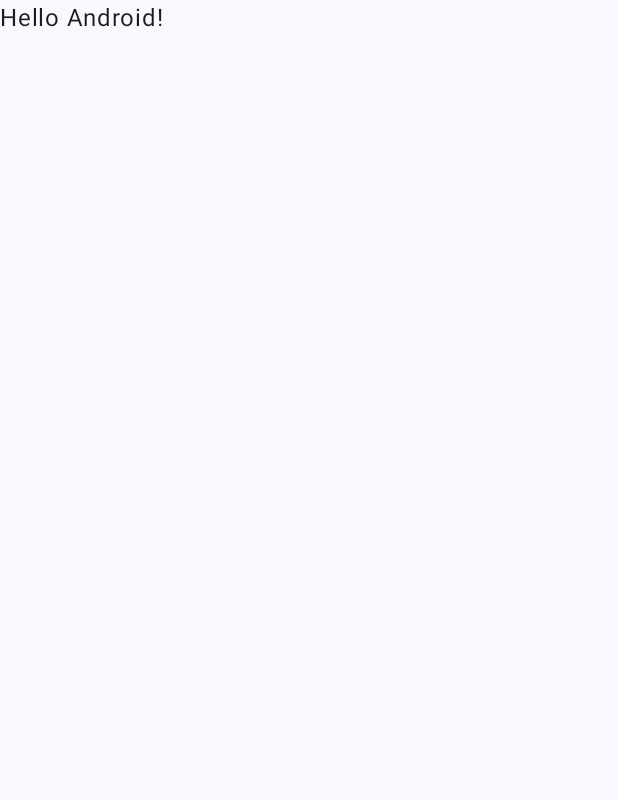
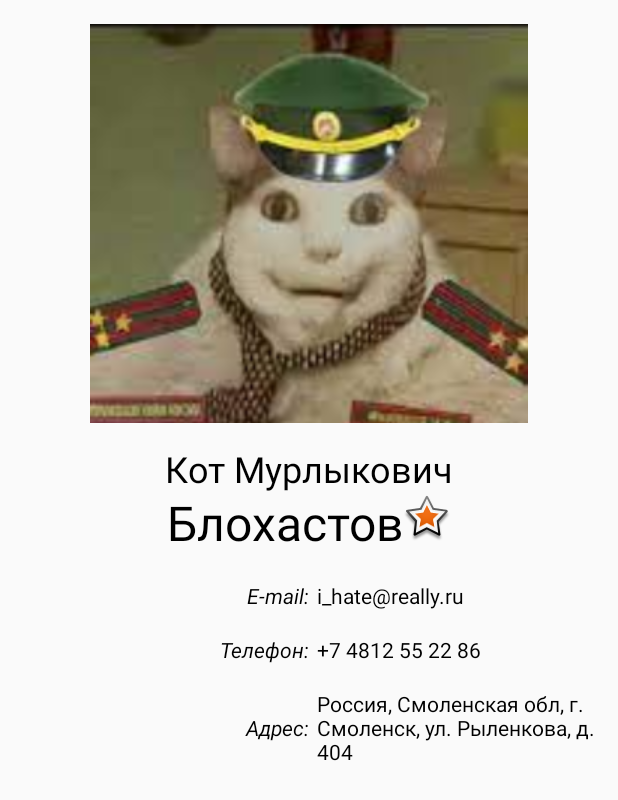
Before and after one commit to TRSV-egor/Practicum_Sprint_26, an Android app built with Jetpack Compose: the screen it shows after launch (MainActivity), on a phone screen of 412 x 824 dp. Before the commit the part shown is almost empty. Shown: the top 800 px of the screen. Run offline under Robolectric (Android 15) with nearby library versions, the phone set to English and light mode, and no system bars.

Commit message:
Спринт 26: 1. Функция ContactDetails реализовывает вёрстку, схожой с предоставленными образцами. 2. Функция предусматривает опциональность параметров, которые могут принимать значение null. Если нет отчества, показываются только имя и фамилия. Если нет картинки, отрисовывается серый круг с инициалами. Электронный адрес может отсутствовать. Избранный контакт отмечается звёздочкой. 3. Созданы две функции предпросмотра с разными обязательными и опциональными данными в соответствии с представленными образцами экрана. 4. Функция ContactDetails добавлена в активити.

```diff
--- /dev/null
+++ b/app/src/main/java/com/example/practicum_sprint_26/Contact.kt
@@ -0,0 +1,14 @@
+package com.example.practicum_sprint_26
+
+
+
+data class Contact(
+    val name: String, //Имя
+    val surname: String? = null, //Отчество
+    val familyName: String, //Фамилия
+    val imageRes: Int? = null,//Ресурс фотографии
+    val isFavorite: Boolean = false,//Признак избранного контакта
+    val phone: String, //Телефон
+    val address: String, //Адрес
+    val email: String? = null, //E-mail
+)
--- a/app/src/main/java/com/example/practicum_sprint_26/MainActivity.kt
+++ b/app/src/main/java/com/example/practicum_sprint_26/MainActivity.kt
@@ -4,44 +4,206 @@ import android.os.Bundle
 import androidx.activity.ComponentActivity
 import androidx.activity.compose.setContent
 import androidx.activity.enableEdgeToEdge
-import androidx.compose.foundation.layout.fillMaxSize
+import androidx.compose.foundation.Image
+import androidx.compose.foundation.layout.Arrangement
+import androidx.compose.foundation.layout.Box
+import androidx.compose.foundation.layout.Column
+import androidx.compose.foundation.layout.Row
+import androidx.compose.foundation.layout.fillMaxWidth
 import androidx.compose.foundation.layout.padding
-import androidx.compose.material3.Scaffold
+import androidx.compose.material3.Icon
+import androidx.compose.material3.MaterialTheme
 import androidx.compose.material3.Text
 import androidx.compose.runtime.Composable
+import androidx.compose.ui.Alignment
 import androidx.compose.ui.Modifier
+import androidx.compose.ui.graphics.Color
+import androidx.compose.ui.res.painterResource
+import androidx.compose.ui.res.stringResource
+import androidx.compose.ui.text.font.FontStyle
 import androidx.compose.ui.tooling.preview.Preview
-import com.example.practicum_sprint_26.ui.theme.Practicum_Sprint_26Theme
+import androidx.compose.ui.unit.dp
 
 class MainActivity : ComponentActivity() {
     override fun onCreate(savedInstanceState: Bundle?) {
         super.onCreate(savedInstanceState)
         enableEdgeToEdge()
         setContent {
-            Practicum_Sprint_26Theme {
-                Scaffold(modifier = Modifier.fillMaxSize()) { innerPadding ->
-                    Greeting(
-                        name = "Android",
-                        modifier = Modifier.padding(innerPadding)
-                    )
-                }
-            }
+            ContactDetailsFull()
         }
     }
 }
 
+fun getInitials(fn: String, ln: String): String {
+    return "${fn.take(1)}${ln.take(1)}"
+}
+
 @Composable
-fun Greeting(name: String, modifier: Modifier = Modifier) {
-    Text(
-        text = "Hello $name!",
-        modifier = modifier
+fun Placeholder(initials: String) {
+    Box(
+        modifier = Modifier.padding(vertical = 16.dp),
+        contentAlignment = Alignment.Center
+    ) {
+        Icon(
+            modifier = Modifier.fillMaxWidth(),
+            painter = painterResource(id = R.drawable.circle),
+            contentDescription = null,
+            tint = Color.Gray
+        )
+        Text(
+            text = initials
+        )
+    }
+}
+
+@Composable
+fun ContactImage(resId: Int) {
+    Image(
+        modifier = Modifier.fillMaxWidth(),
+        alignment = Alignment.Center,
+        painter = painterResource(id = resId),
+        contentDescription = null
     )
 }
 
-@Preview(showBackground = true)
 @Composable
-fun GreetingPreview() {
-    Practicum_Sprint_26Theme {
-        Greeting("Android")
+fun ContactName(
+    fn: String,
+    ln: String,
+    sn: String,
+    fav: Boolean
+) {
+    Column(
+        modifier = Modifier.fillMaxWidth(),
+        horizontalAlignment = Alignment.CenterHorizontally
+    ) {
+        Text(
+            text = "$fn $sn",
+            style = MaterialTheme.typography.headlineSmall
+        )
+        Row {
+            Text(
+                text = ln,
+                style = MaterialTheme.typography.headlineLarge
+            )
+            if (fav) {
+                Image(
+                    painter = painterResource(id = android.R.drawable.star_big_on),
+                    contentDescription = null,
+                )
+            }
+
+        }
+
     }
 }
+
+@Composable
+fun InfoRow(key: String, value: String) {
+    Row(
+        modifier = Modifier
+            .padding(top = 20.dp)
+            .fillMaxWidth(),
+        verticalAlignment = Alignment.CenterVertically,
+
+        ) {
+        Row(
+            modifier = Modifier.weight(0.5f),
+            horizontalArrangement = Arrangement.End,
+        ) {
+            Text(
+                text = "$key:",
+                fontStyle = FontStyle.Italic,
+            )
+
+        }
+        Row(
+            modifier = Modifier
+                .weight(0.5f)
+                .padding(start = 5.dp),
+            horizontalArrangement = Arrangement.Start,
+        ) {
+            Text(
+                text = value,
+            )
+        }
+    }
+}
+
+
+@Composable
+fun ContactDetails(contact: Contact) {
+
+    Column(
+        Modifier.fillMaxWidth()
+    ) {
+
+        with(contact) {
+
+            Box(
+                modifier = Modifier.padding(vertical = 16.dp),
+                contentAlignment = Alignment.Center
+            ) {
+                if (
+                    imageRes == 0 || imageRes == null
+                ) {
+                    Placeholder(
+                        getInitials(
+                            name,
+                            familyName
+                        )
+                    )
+                } else {
+                    ContactImage(imageRes)
+                }
+            }
+
+
+
+            ContactName(
+                fn = name,
+                ln = familyName,
+                sn = surname ?: "",
+                fav = isFavorite
+            )
+
+
+            if (!email.isNullOrEmpty()) InfoRow(stringResource(id = R.string.email), email)
+            InfoRow(stringResource(id = R.string.phone), phone)
+            InfoRow(stringResource(id = R.string.address), address)
+        }
+
+    }
+}
+
+@Preview(showBackground = true, showSystemUi = true)
+@Composable
+fun ContactDetailsFull() {
+    ContactDetails(
+        Contact(
+            name = "Кот",
+            surname = "Мурлыкович",
+            familyName = "Блохастов",
+            isFavorite = true,
+            email = "i_hate@really.ru",
+            phone = "+7 4812 55 22 86",
+            imageRes = R.drawable.image_01,
+            address = "Россия, Смоленская обл, г. Смоленск, ул. Рыленкова, д. 404"
+
+        )
+    )
+}
+
+@Preview(showBackground = true, showSystemUi = true)
+@Composable
+fun ContactDetailsSmall() {
+    ContactDetails(
+        Contact(
+            name = "Хомяк",
+            familyName = "Редкоедов",
+            isFavorite = false,
+            phone = "+7 800 555 35 35",
+            address = "Италия"
+        )
+    )
+}
--- /dev/null
+++ b/app/src/main/res/drawable/circle.xml
@@ -0,0 +1,9 @@
+<vector xmlns:android="http://schemas.android.com/apk/res/android"
+    android:width="48dp"
+    android:height="48dp"
+    android:viewportWidth="24"
+    android:viewportHeight="24">
+    <path
+        android:fillColor="@color/red"
+        android:pathData="M12,2a10,10 0,1,1 0,20a10,10 0,1,1 0,-20"/>
+</vector>
--- a/app/src/main/res/values/colors.xml
+++ b/app/src/main/res/values/colors.xml
@@ -7,4 +7,6 @@
     <color name="teal_700">#FF018786</color>
     <color name="black">#FF000000</color>
     <color name="white">#FFFFFFFF</color>
+    <color name="gray">#808080</color>
+    <color name="red">#FF0000</color>
 </resources>
--- a/app/src/main/res/values/strings.xml
+++ b/app/src/main/res/values/strings.xml
@@ -1,3 +1,6 @@
 <resources>
     <string name="app_name">Practicum_Sprint_26</string>
+    <string name="phone">Телефон</string>
+    <string name="address">Адрес</string>
+    <string name="email">E-mail</string>
 </resources>
```
Also changed, not shown: app/src/main/res/drawable/image_01.png (added).
